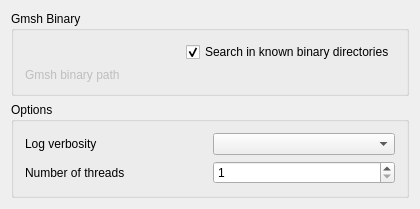
First picture: the form in src/Mod/Fem/Gui/DlgSettingsFemGmsh.ui, repository southseact-3d/fcd, before the edit.
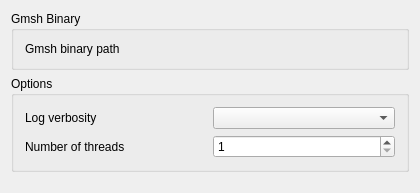
Second picture: the form after the edit. Custom widgets are drawn as their Qt base class.

Commit message:
FEM: improve gmsh binary lookup logic
fixes https://github.com/flathub/org.freecad.FreeCAD/issues/28
also remove unnnecessary/redundant UseStandardGmshLocation preference

Diff of the .ui file:
```diff
--- a/src/Mod/Fem/Gui/DlgSettingsFemGmsh.ui
+++ b/src/Mod/Fem/Gui/DlgSettingsFemGmsh.ui
@@ -35,48 +35,7 @@
       <item>
        <layout class="QGridLayout" name="gridLayout">
         <item row="0" column="1">
-         <widget class="Gui::PrefCheckBox" name="cb_gmsh_binary_std">
-          <property name="text">
-           <string>Search in known binary directories</string>
-          </property>
-          <property name="checked">
-           <bool>true</bool>
-          </property>
-          <property name="prefEntry" stdset="0">
-           <cstring>UseStandardGmshLocation</cstring>
-          </property>
-          <property name="prefPath" stdset="0">
-           <cstring>Mod/Fem/Gmsh</cstring>
-          </property>
-         </widget>
-        </item>
-        <item row="1" column="0">
-         <widget class="QLabel" name="l_gmsh_binary_path">
-          <property name="enabled">
-           <bool>false</bool>
-          </property>
-          <property name="sizePolicy">
-           <sizepolicy hsizetype="Preferred" vsizetype="Preferred">
-            <horstretch>0</horstretch>
-            <verstretch>0</verstretch>
-           </sizepolicy>
-          </property>
-          <property name="minimumSize">
-           <size>
-            <width>100</width>
-            <height>0</height>
-           </size>
-          </property>
-          <property name="text">
-           <string>Gmsh binary path</string>
-          </property>
-         </widget>
-        </item>
-        <item row="1" column="1">
-         <widget class="Gui::PrefFileChooser" name="fc_gmsh_binary_path">
-          <property name="enabled">
-           <bool>false</bool>
-          </property>
+         <widget class="Gui::PrefFileChooser" name="fc_gmsh_binary_path" native="true">
           <property name="sizePolicy">
            <sizepolicy hsizetype="Preferred" vsizetype="Preferred">
             <horstretch>0</horstretch>
@@ -112,6 +71,25 @@
           </property>
          </widget>
         </item>
+        <item row="0" column="0">
+         <widget class="QLabel" name="l_gmsh_binary_path">
+          <property name="sizePolicy">
+           <sizepolicy hsizetype="Preferred" vsizetype="Preferred">
+            <horstretch>0</horstretch>
+            <verstretch>0</verstretch>
+           </sizepolicy>
+          </property>
+          <property name="minimumSize">
+           <size>
+            <width>100</width>
+            <height>0</height>
+           </size>
+          </property>
+          <property name="text">
+           <string>Gmsh binary path</string>
+          </property>
+         </widget>
+        </item>
        </layout>
       </item>
      </layout>
@@ -209,11 +187,6 @@
    <extends>Gui::FileChooser</extends>
    <header>Gui/PrefWidgets.h</header>
   </customwidget>
-  <customwidget>
-   <class>Gui::PrefCheckBox</class>
-   <extends>QCheckBox</extends>
-   <header>Gui/PrefWidgets.h</header>
-  </customwidget>
   <customwidget>
    <class>Gui::PrefComboBox</class>
    <extends>QComboBox</extends>
```
Left out of the diff: 67 changed lines with no effect on the pictures. The commit also changes 4 other files.
